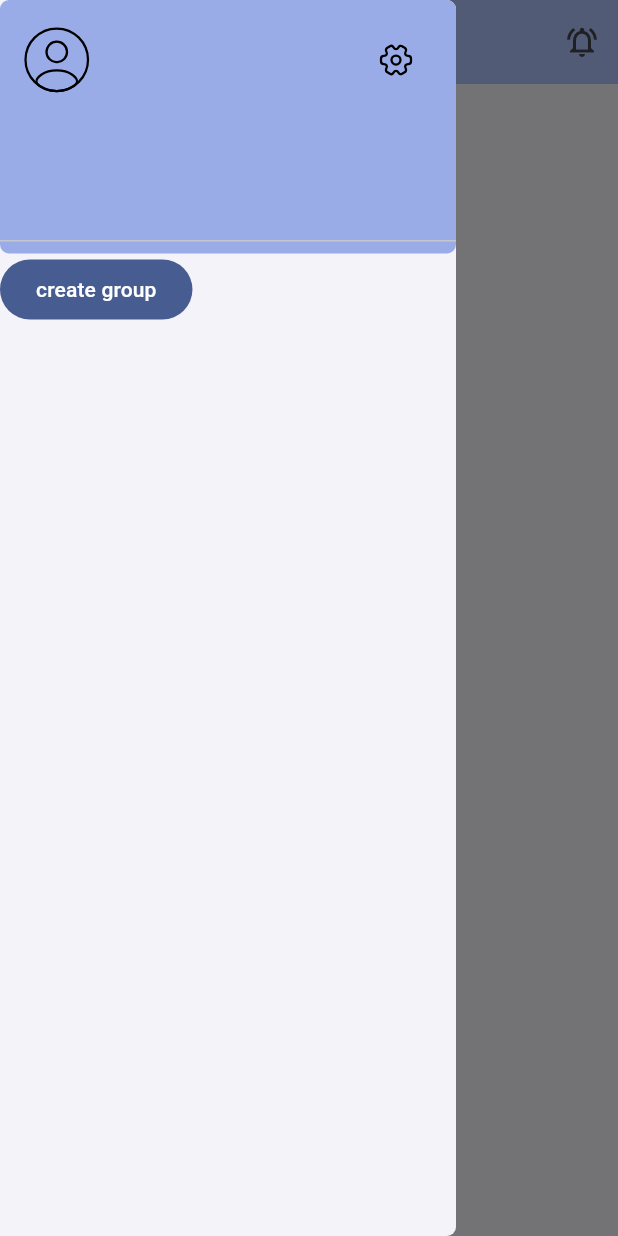
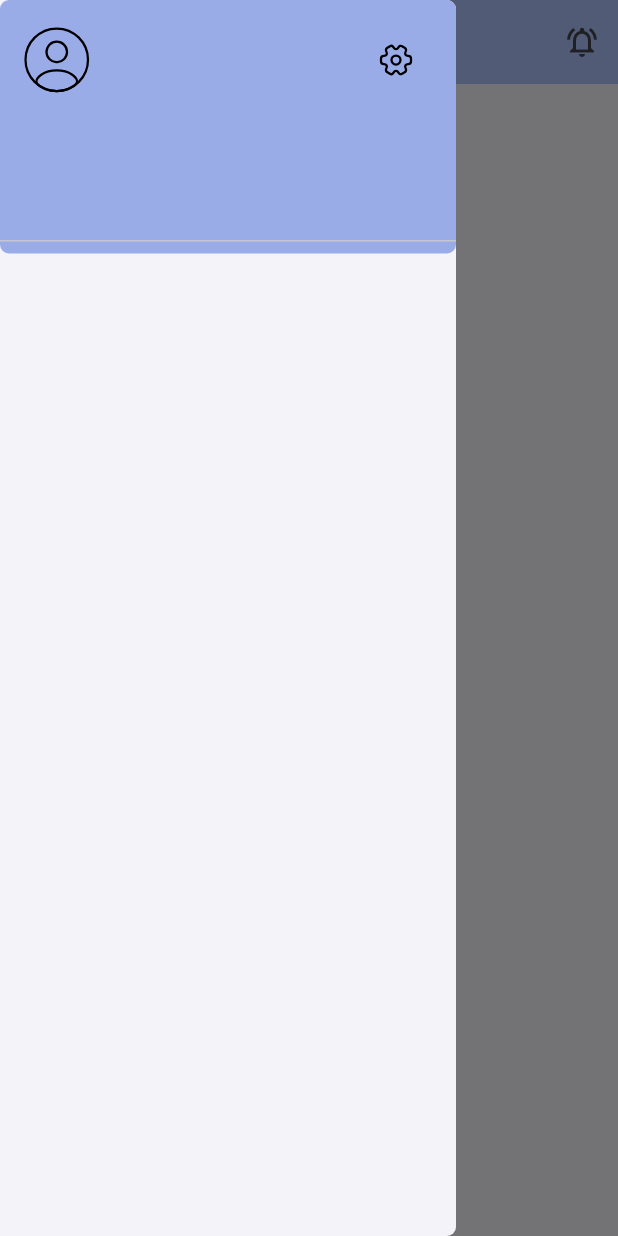
Before and after one commit to sudharshanakshay/fraction, a Flutter app: the screen it shows once a user with an empty profile is signed in, with the side drawer open, on a phone screen of 412 x 824 dp. Run offline on Flutter 3.47's test engine with Material 2 defaults, Android fonts, the phone set to English and light mode, and no system bars; our stand-ins replace cloud_firestore, firebase_auth, firebase_core, flutter_svg, google_sign_in, shared_preferences; missing offline and left inert: firebase_ui_auth; accounts and stored records are empty.

Commit message:
some contents of appDrawer has been moved to home screen.

```diff
--- a/lib/presentation/screens/drawer/app_drawer.dart
+++ b/lib/presentation/screens/drawer/app_drawer.dart
@@ -1,29 +1,29 @@
 import 'package:flutter/material.dart';
 import 'package:flutter_svg/svg.dart';
 import 'package:fraction/app_state.dart';
-import 'package:fraction/services/user/user.services.dart';
+// import 'package:fraction/services/user/user.services.dart';
 import 'package:fraction/utils/color.dart';
-import 'package:fraction/utils/tools.dart';
+// import 'package:fraction/utils/tools.dart';
 import 'package:provider/provider.dart';
 
-class FractionAppDrawer extends StatefulWidget {
-  const FractionAppDrawer({super.key});
+class AppDrawer extends StatefulWidget {
+  const AppDrawer({super.key});
 
   @override
-  State<StatefulWidget> createState() => _FractionAppDrawerState();
+  State<StatefulWidget> createState() => _AppDrawerState();
 }
 
-class _FractionAppDrawerState extends State<FractionAppDrawer> {
+class _AppDrawerState extends State<AppDrawer> {
   final String profileIconPath = 'assets/icons/profileIcon.svg';
   final String settingsIconPath = 'assets/icons/SettingsIcon.svg';
-  late UserServices _userServices;
+  // late UserServices _userServices;
 
   late TextEditingController _newGroupNameController;
 
   @override
   void initState() {
     _newGroupNameController = TextEditingController();
-    _userServices = UserServices();
+    // _userServices = UserServices();
     super.initState();
   }
 
@@ -78,46 +78,52 @@ class _FractionAppDrawerState extends State<FractionAppDrawer> {
                   ),
                 ),
               ),
-              Row(
-                mainAxisSize: MainAxisSize.max,
-                children: [
-                  FilledButton(
-                      onPressed: () {
-                        Navigator.popAndPushNamed(context, '/createGroup');
-                      },
-                      child: const Text('create group')),
-                ],
-              ),
-              StreamBuilder(
-                  stream: _userServices.groupStream(
-                      currentUserEmail: appState.currentUserEmail),
-                  builder: (context, snapShot) {
-                    if (snapShot.hasData) {
-                      return ListView.builder(
-                        shrinkWrap: true,
-                        physics: const NeverScrollableScrollPhysics(),
-                        itemCount: snapShot.data.length,
-                        itemBuilder: (context, int index) {
-                          return Container(
-                            margin: const EdgeInsets.only(top: 4.0),
-                            // color: AppColors().groupListTileColor,
-                            child: ListTile(
-                              title: Text(Tools().sliptElements(
-                                  element: snapShot.data[index])[0]),
-                              onTap: () {
-                                appState.setCurrentUserGroup(
-                                    currentUserGroup: snapShot.data[index]);
 
-                                Navigator.pop(context);
-                              },
-                            ),
-                          );
-                        },
-                      );
-                    } else {
-                      return Container();
-                    }
-                  }),
+              // ---- (changes) create group is moved to home page ----
+
+              // Row(
+              //   mainAxisSize: MainAxisSize.max,
+              //   children: [
+              //     FilledButton(
+              //         onPressed: () {
+              //           Navigator.popAndPushNamed(context, '/createGroup');
+              //         },
+              //         child: const Text('create group')),
+              //   ],
+              // ),
+
+              // ---- (changes, group list has moved to home page) ----
+
+              // StreamBuilder(
+              //     stream: _userServices.groupStream(
+              //         currentUserEmail: appState.currentUserEmail),
+              //     builder: (context, snapShot) {
+              //       if (snapShot.hasData) {
+              //         return ListView.builder(
+              //           shrinkWrap: true,
+              //           physics: const NeverScrollableScrollPhysics(),
+              //           itemCount: snapShot.data.length,
+              //           itemBuilder: (context, int index) {
+              //             return Container(
+              //               margin: const EdgeInsets.only(top: 4.0),
+              //               // color: AppColors().groupListTileColor,
+              //               child: ListTile(
+              //                 title: Text(Tools().sliptElements(
+              //                     element: snapShot.data[index])[0]),
+              //                 onTap: () {
+              //                   appState.setCurrentUserGroup(
+              //                       currentUserGroup: snapShot.data[index]);
+
+              //                   Navigator.pop(context);
+              //                 },
+              //               ),
+              //             );
+              //           },
+              //         );
+              //       } else {
+              //         return Container();
+              //       }
+              //     }),
             ],
           ),
         ),
--- a/lib/presentation/screens/home/home.screen.dart
+++ b/lib/presentation/screens/home/home.screen.dart
@@ -40,7 +40,7 @@ class _HomeScreenState extends State<HomeScreen> {
                 icon: const Icon(Icons.notifications_active_outlined)),
           ],
         ),
-        drawer: const FractionAppDrawer(),
+        drawer: const AppDrawer(),
         body: StreamBuilder(
             stream: _userServices.groupStream(
                 currentUserEmail: appState.currentUserEmail),
```
